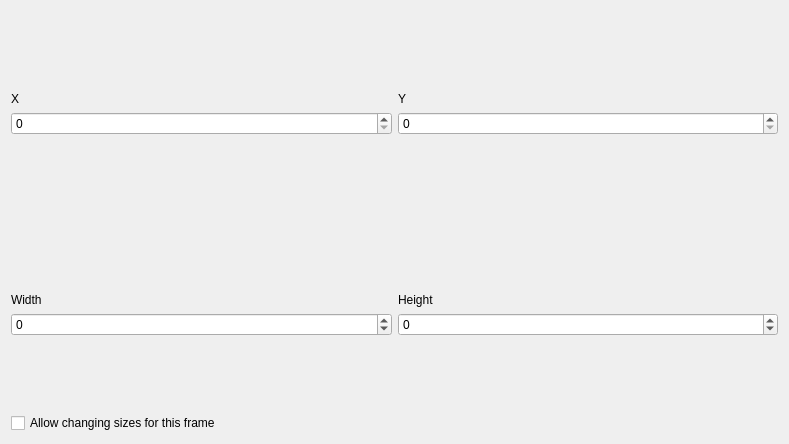
Qt form gui-tool/ui/actiontab_frameAlt.ui (headshot2017/smbzg-charloader) before a commit.
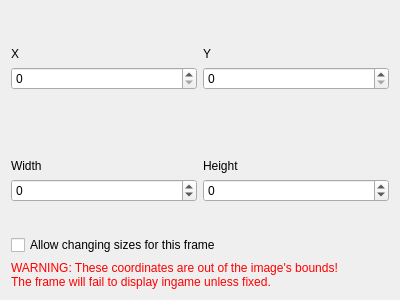
The same form after that commit.

Commit message: gui-tool: warn user if frame coords is out of bounds

```diff
--- a/gui-tool/ui/actiontab_frameAlt.ui
+++ b/gui-tool/ui/actiontab_frameAlt.ui
@@ -6,8 +6,8 @@
    <rect>
     <x>0</x>
     <y>0</y>
-    <width>789</width>
-    <height>444</height>
+    <width>400</width>
+    <height>300</height>
    </rect>
   </property>
   <property name="windowTitle">
@@ -167,6 +167,23 @@
      </property>
     </widget>
    </item>
+   <item>
+    <widget class="QLabel" name="lbl_warning">
+     <property name="sizePolicy">
+      <sizepolicy hsizetype="Preferred" vsizetype="Maximum">
+       <horstretch>0</horstretch>
+       <verstretch>0</verstretch>
+      </sizepolicy>
+     </property>
+     <property name="styleSheet">
+      <string notr="true">color: red</string>
+     </property>
+     <property name="text">
+      <string>WARNING: These coordinates are out of the image's bounds!
+The frame will fail to display ingame unless fixed.</string>
+     </property>
+    </widget>
+   </item>
   </layout>
  </widget>
  <resources/>
```
The commit also changes 4 other files.
